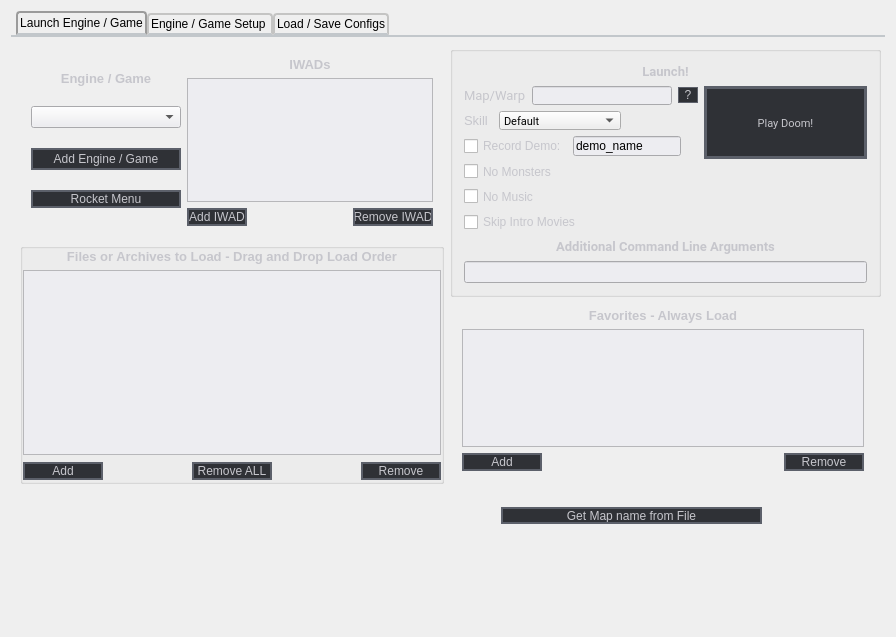
This is rocketlauncher2.ui in Doommarine23/RocketLauncher2 as Qt 5 draws it before an edit. The edited form follows.
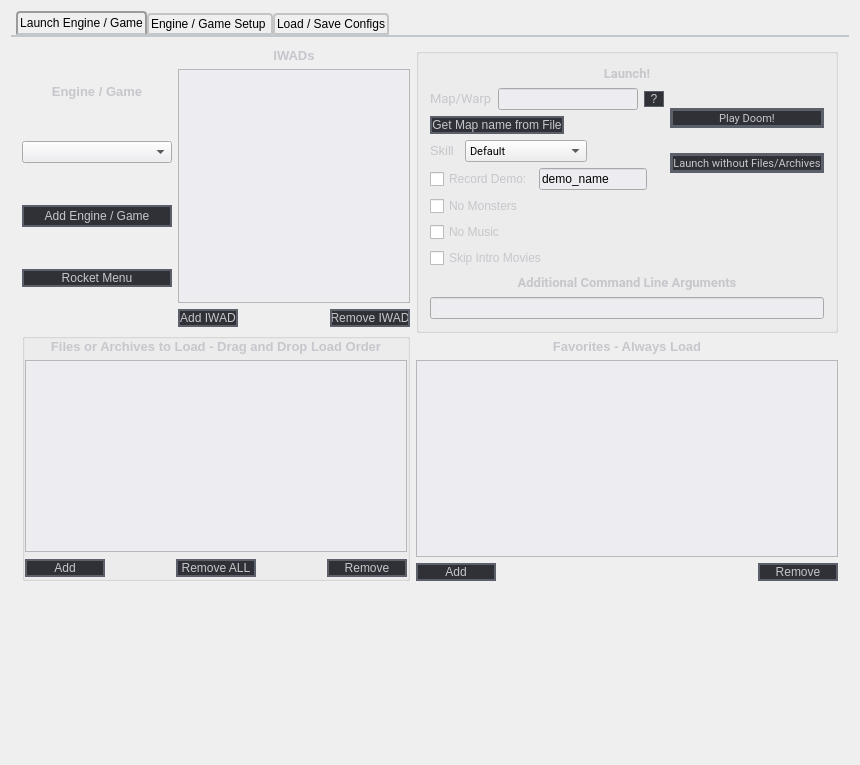
This is the edited form. The open tabs and pages were chosen to show the change. Icons and pictures are not drawn. Custom widgets are drawn as their Qt base class.

Commit message:
UI Tweaks + Launch without Files/Archives
I've cleaned up the UI and set it back to a grid. The engine tab has been converted to a horizontal layout that in my opinion looks nicer.

I've added the ability to launch games wihout any files/archives or PWADs. Useful for quick vanilla play or development of mods.

```diff
--- a/rocketlauncher2.ui
+++ b/rocketlauncher2.ui
@@ -6,8 +6,8 @@
    <rect>
     <x>0</x>
     <y>0</y>
-    <width>896</width>
-    <height>637</height>
+    <width>860</width>
+    <height>765</height>
    </rect>
   </property>
   <property name="minimumSize">
@@ -103,18 +103,12 @@
        <attribute name="title">
         <string>Launch Engine / Game</string>
        </attribute>
+       <layout class="QGridLayout" name="gridLayout">
+        <item row="1" column="0" rowspan="2">
        <widget class="QGroupBox" name="wadGroupBox">
         <property name="enabled">
          <bool>true</bool>
         </property>
-        <property name="geometry">
-         <rect>
-          <x>9</x>
-          <y>206</y>
-          <width>424</width>
-          <height>241</height>
-         </rect>
-        </property>
         <property name="sizePolicy">
          <sizepolicy hsizetype="Preferred" vsizetype="Preferred">
           <horstretch>0</horstretch>
@@ -130,7 +124,7 @@
         <property name="flat">
          <bool>false</bool>
         </property>
-        <layout class="QHBoxLayout" name="horizontalLayout_10" stretch="5">
+          <layout class="QHBoxLayout" name="horizontalLayout_10" stretch="0">
          <property name="spacing">
           <number>6</number>
          </property>
@@ -283,15 +277,9 @@
          </item>
         </layout>
        </widget>
+        </item>
+        <item row="0" column="1" rowspan="2">
        <widget class="QGroupBox" name="groupBox_2">
-        <property name="geometry">
-         <rect>
-          <x>439</x>
-          <y>9</y>
-          <width>431</width>
-          <height>251</height>
-         </rect>
-        </property>
         <property name="sizePolicy">
          <sizepolicy hsizetype="Expanding" vsizetype="Preferred">
           <horstretch>0</horstretch>
@@ -329,7 +317,7 @@
          <bool>false</bool>
         </property>
         <layout class="QFormLayout" name="formLayout">
-         <item row="2" column="0" colspan="2">
+           <item row="3" column="0" colspan="2">
           <widget class="QLabel" name="label_6">
            <property name="text">
             <string>&lt;html&gt;&lt;head/&gt;&lt;body&gt;&lt;p align=&quot;center&quot;&gt;&lt;span style=&quot; font-size:10pt; font-weight:600; color:#c6c6cc;&quot;&gt;Launch!&lt;/span&gt;&lt;/p&gt;&lt;/body&gt;&lt;/html&gt;</string>
@@ -339,7 +327,7 @@
            </property>
           </widget>
          </item>
-         <item row="3" column="0">
+           <item row="4" column="0">
           <layout class="QFormLayout" name="formLayout_2">
            <item row="0" column="0" colspan="2">
             <layout class="QHBoxLayout" name="horizontalLayout_2">
@@ -416,7 +404,7 @@
              </item>
             </layout>
            </item>
-           <item row="1" column="0">
+             <item row="2" column="0">
             <layout class="QHBoxLayout" name="horizontalLayout_3" stretch="1,1">
              <property name="spacing">
               <number>6</number>
@@ -491,7 +479,7 @@
              </item>
             </layout>
            </item>
-           <item row="2" column="0">
+             <item row="3" column="0">
             <layout class="QHBoxLayout" name="horizontalLayout_4">
              <item>
               <widget class="QCheckBox" name="check_record">
@@ -533,7 +521,7 @@
              </item>
             </layout>
            </item>
-           <item row="3" column="0">
+             <item row="4" column="0">
             <widget class="QCheckBox" name="check_nomonsters">
              <property name="styleSheet">
               <string notr="true">color:#c6c6cc;</string>
@@ -543,7 +531,7 @@
              </property>
             </widget>
            </item>
-           <item row="5" column="0">
+             <item row="6" column="0">
             <widget class="QCheckBox" name="check_nomusic">
              <property name="styleSheet">
               <string notr="true">color:#c6c6cc</string>
@@ -553,7 +541,7 @@
              </property>
             </widget>
            </item>
-           <item row="6" column="0">
+             <item row="7" column="0">
             <widget class="QCheckBox" name="check_nointro">
              <property name="styleSheet">
               <string notr="true">color:#c6c6cc;</string>
@@ -563,9 +551,33 @@
              </property>
             </widget>
            </item>
-          </layout>
-         </item>
-         <item row="3" column="1">
+             <item row="1" column="0">
+              <widget class="QPushButton" name="button_mapfilename">
+               <property name="sizePolicy">
+                <sizepolicy hsizetype="Fixed" vsizetype="Fixed">
+                 <horstretch>0</horstretch>
+                 <verstretch>0</verstretch>
+                </sizepolicy>
+               </property>
+               <property name="minimumSize">
+                <size>
+                 <width>60</width>
+                 <height>0</height>
+                </size>
+               </property>
+               <property name="styleSheet">
+                <string notr="true">background-color: rgb(47, 49, 54);
+border: 2px solid rgb(92, 96, 106);
+color:#c6c6cc</string>
+               </property>
+               <property name="text">
+                <string>Get Map name from File</string>
+               </property>
+              </widget>
+             </item>
+            </layout>
+           </item>
+           <item row="4" column="1">
           <layout class="QVBoxLayout" name="verticalLayout_2">
            <property name="spacing">
             <number>5</number>
@@ -590,7 +602,7 @@
              <property name="maximumSize">
               <size>
                <width>16777215</width>
-               <height>90</height>
+                 <height>20</height>
               </size>
              </property>
              <property name="font">
@@ -633,6 +645,66 @@
              </property>
             </widget>
            </item>
+             <item>
+              <widget class="QPushButton" name="pushButton_4">
+               <property name="sizePolicy">
+                <sizepolicy hsizetype="Minimum" vsizetype="Expanding">
+                 <horstretch>0</horstretch>
+                 <verstretch>0</verstretch>
+                </sizepolicy>
+               </property>
+               <property name="minimumSize">
+                <size>
+                 <width>0</width>
+                 <height>0</height>
+                </size>
+               </property>
+               <property name="maximumSize">
+                <size>
+                 <width>16777215</width>
+                 <height>20</height>
+                </size>
+               </property>
+               <property name="font">
+                <font>
+                 <family>Roboto</family>
+                 <pointsize>8</pointsize>
+                 <weight>50</weight>
+                 <italic>false</italic>
+                 <bold>false</bold>
+                </font>
+               </property>
+               <property name="autoFillBackground">
+                <bool>false</bool>
+               </property>
+               <property name="styleSheet">
+                <string notr="true">background-color: rgb(47, 49, 54);
+border: 3px solid rgb(92, 96, 106);
+color:#c6c6cc</string>
+               </property>
+               <property name="text">
+                <string>Launch without Files/Archives</string>
+               </property>
+               <property name="iconSize">
+                <size>
+                 <width>16</width>
+                 <height>16</height>
+                </size>
+               </property>
+               <property name="checkable">
+                <bool>false</bool>
+               </property>
+               <property name="autoRepeat">
+                <bool>false</bool>
+               </property>
+               <property name="default">
+                <bool>false</bool>
+               </property>
+               <property name="flat">
+                <bool>true</bool>
+               </property>
+              </widget>
+             </item>
            <item>
             <layout class="QHBoxLayout" name="horizontalLayout_11">
              <item>
@@ -652,62 +724,24 @@
            </item>
           </layout>
          </item>
-         <item row="4" column="0" colspan="2">
+           <item row="6" column="0" colspan="2">
+            <widget class="QLineEdit" name="input_argbox">
+             <property name="styleSheet">
+              <string notr="true">background-color: rgb(237, 237, 241)</string>
+             </property>
+            </widget>
+           </item>
+           <item row="5" column="0" colspan="2">
           <widget class="QLabel" name="label_4">
            <property name="text">
             <string>&lt;html&gt;&lt;head/&gt;&lt;body&gt;&lt;p align=&quot;center&quot;&gt;&lt;span style=&quot; font-size:10pt; font-weight:600; color:#c6c6cc;&quot;&gt;Additional Command Line Arguments&lt;/span&gt;&lt;/p&gt;&lt;/body&gt;&lt;/html&gt;</string>
            </property>
           </widget>
          </item>
-         <item row="5" column="0" colspan="2">
-          <widget class="QLineEdit" name="input_argbox">
-           <property name="styleSheet">
-            <string notr="true">background-color: rgb(237, 237, 241)</string>
-           </property>
-          </widget>
-         </item>
-        </layout>
-       </widget>
-       <widget class="QLabel" name="img_engine">
-        <property name="geometry">
-         <rect>
-          <x>304</x>
-          <y>460</y>
-          <width>301</width>
-          <height>121</height>
-         </rect>
-        </property>
-        <property name="sizePolicy">
-         <sizepolicy hsizetype="Expanding" vsizetype="Expanding">
-          <horstretch>0</horstretch>
-          <verstretch>0</verstretch>
-         </sizepolicy>
-        </property>
-        <property name="minimumSize">
-         <size>
-          <width>105</width>
-          <height>105</height>
-         </size>
-        </property>
-        <property name="maximumSize">
-         <size>
-          <width>305</width>
-          <height>305</height>
-         </size>
-        </property>
-        <property name="text">
-         <string/>
-        </property>
-       </widget>
-       <widget class="QWidget" name="layoutWidget">
-        <property name="geometry">
-         <rect>
-          <x>9</x>
-          <y>9</y>
-          <width>424</width>
-          <height>191</height>
-         </rect>
-        </property>
+          </layout>
+         </widget>
+        </item>
+        <item row="0" column="0">
         <layout class="QGridLayout" name="gridLayout_4">
          <item row="0" column="0">
           <layout class="QGridLayout" name="gridLayout_3">
@@ -870,16 +904,33 @@
           </layout>
          </item>
         </layout>
-       </widget>
-       <widget class="QWidget" name="layoutWidget">
-        <property name="geometry">
-         <rect>
-          <x>440</x>
-          <y>260</y>
-          <width>424</width>
-          <height>185</height>
-         </rect>
-        </property>
+        </item>
+        <item row="3" column="0">
+         <widget class="QLabel" name="img_engine">
+          <property name="sizePolicy">
+           <sizepolicy hsizetype="Expanding" vsizetype="Expanding">
+            <horstretch>0</horstretch>
+            <verstretch>0</verstretch>
+           </sizepolicy>
+          </property>
+          <property name="minimumSize">
+           <size>
+            <width>105</width>
+            <height>105</height>
+           </size>
+          </property>
+          <property name="maximumSize">
+           <size>
+            <width>305</width>
+            <height>305</height>
+           </size>
+          </property>
+          <property name="text">
+           <string/>
+          </property>
+         </widget>
+        </item>
+        <item row="2" column="1">
         <layout class="QVBoxLayout" name="verticalLayout_3" stretch="0,0,0">
          <item>
           <widget class="QLabel" name="label_fav">
@@ -954,37 +1005,8 @@
           </layout>
          </item>
         </layout>
-       </widget>
-       <widget class="QPushButton" name="button_mapfilename">
-        <property name="geometry">
-         <rect>
-          <x>490</x>
-          <y>470</y>
-          <width>261</width>
-          <height>17</height>
-         </rect>
-        </property>
-        <property name="sizePolicy">
-         <sizepolicy hsizetype="Fixed" vsizetype="Fixed">
-          <horstretch>0</horstretch>
-          <verstretch>0</verstretch>
-         </sizepolicy>
-        </property>
-        <property name="minimumSize">
-         <size>
-          <width>60</width>
-          <height>0</height>
-         </size>
-        </property>
-        <property name="styleSheet">
-         <string notr="true">background-color: rgb(47, 49, 54);
-border: 2px solid rgb(92, 96, 106);
-color:#c6c6cc</string>
-        </property>
-        <property name="text">
-         <string>Get Map name from File</string>
-        </property>
-       </widget>
+        </item>
+       </layout>
       </widget>
       <widget class="QWidget" name="tab_EngSetup">
        <attribute name="title">
```
Left out of the diff: 237 changed lines with no effect on the pictures. Lines whose indentation alone changed are shown as unchanged. The commit also changes 4 other files.
